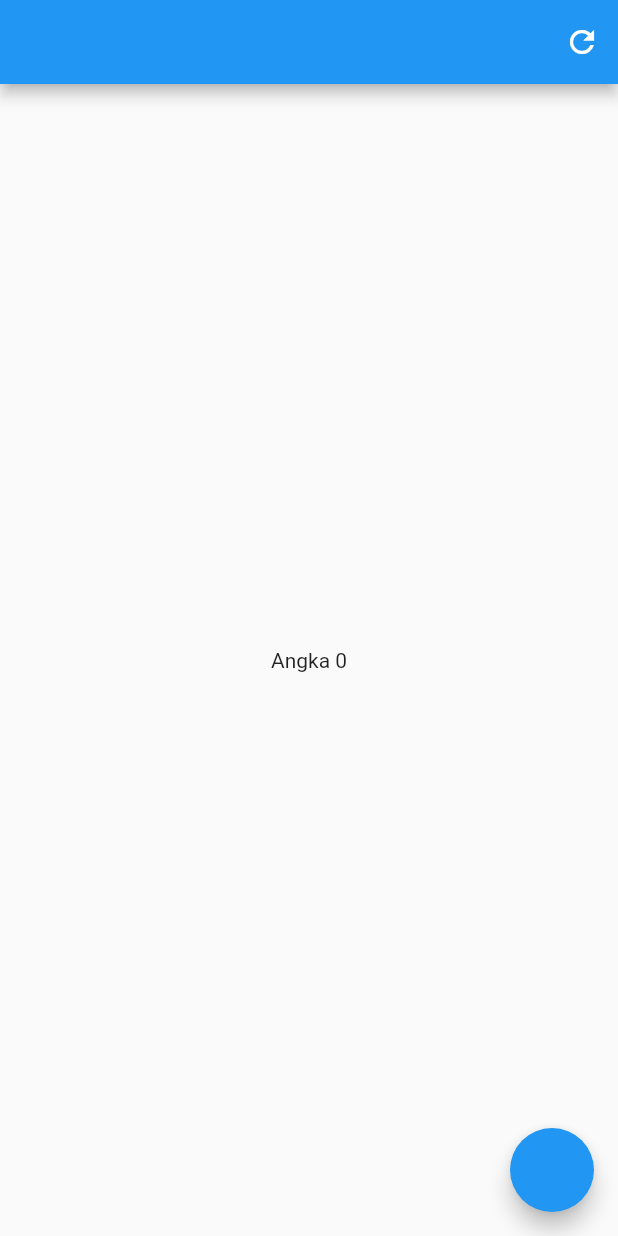
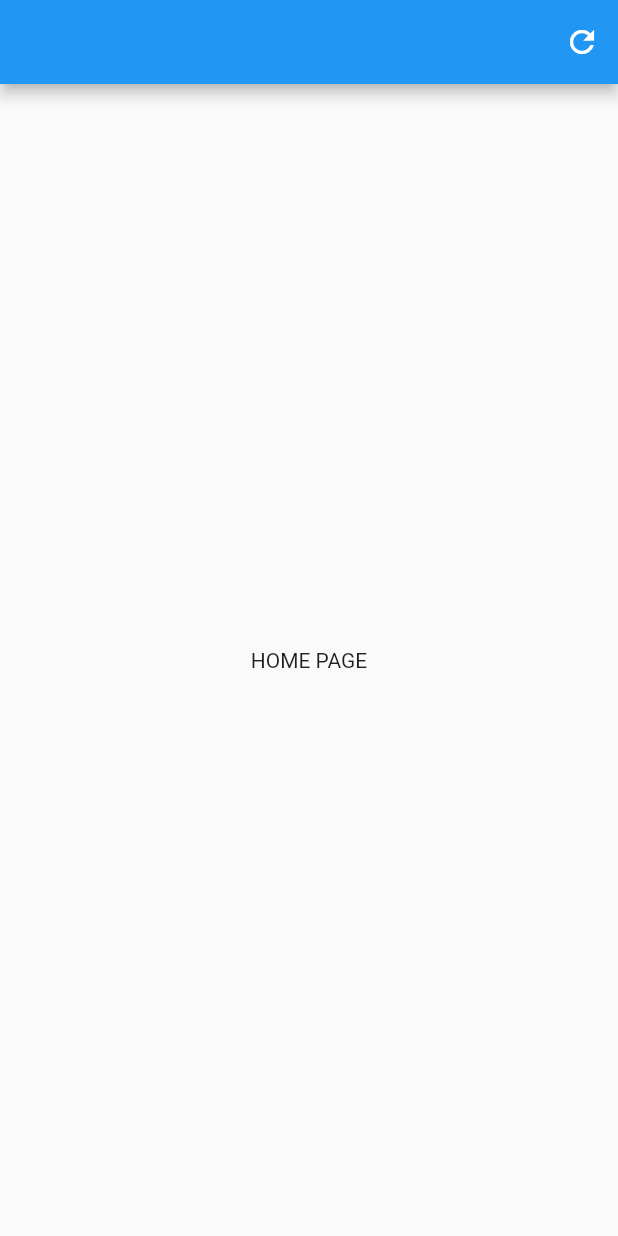
Before and after one commit to paozanwa22/a75, a Flutter app: the screen it shows after launch, on a phone screen of 412 x 824 dp. Run offline on Flutter 3.47's test engine with Material 2 defaults, Android fonts, the light colour scheme and no system bars; our stand-ins replace get.

```diff
--- a/lib/main.dart
+++ b/lib/main.dart
@@ -1,77 +1,49 @@
 import 'package:flutter/material.dart';
 import 'package:get/get.dart';
 
-void main() {
-  runApp(MyApp());
-}
+void main() => runApp(MyApp());
 
 class MyApp extends StatelessWidget {
   @override
   Widget build(BuildContext context) {
-    return MaterialApp(
+    return GetMaterialApp(
       home: HomePage(),
     );
   }
 }
 
-class HomePage extends StatefulWidget {
-  @override
-  State<HomePage> createState() => _HomePageState();
-}
-
-class _HomePageState extends State<HomePage> {
-  final countC = Get.put(CounterController());
+class HomePage extends StatelessWidget {
   @override
   Widget build(BuildContext context) {
     return Scaffold(
       appBar: AppBar(
         actions: [
           IconButton(
-            onPressed: () => Navigator.of(context).pushReplacement(
-                MaterialPageRoute(builder: (context) => OtherPage())),
+            onPressed: () => Get.to(() => TextPage()),
             icon: Icon(Icons.refresh),
           ),
         ],
       ),
       body: Center(
-        child: CountWidget(),
-      ),
-      floatingActionButton: FloatingActionButton(
-        onPressed: () {
-          countC.add();
-        },
+        child: Text('HOME PAGE'),
       ),
     );
   }
 }
 
-class CountWidget extends StatelessWidget {
+class TextPage extends StatelessWidget {
+  final textC = Get.put(TextController());
   @override
   Widget build(BuildContext context) {
-    return GetBuilder<CounterController>(
-      initState: (_) => print('initstate'),
-      didChangeDependencies: (statu) => print('didChangeDependencies'),
-      didUpdateWidget: (oldWidget, state) => print('didUpdateWidget'),
-      dispose: (state) => print('dispose'),
-      builder: (c) => Text('Angka ${c.count}'),
+    return Scaffold(
+      appBar: AppBar(),
+      body: TextField(
+        controller: textC.myC,
+      ),
     );
   }
 }
 
-class OtherPage extends StatelessWidget {
-  @override
-  Widget build(BuildContext context) {
-    return Scaffold(
-      appBar: AppBar(),
-    );
-  }
+class TextController extends GetxController {
+  final myC = TextEditingController();
 }
-
-class CounterController extends GetxController {
-  var count = 0;
-
-  void add() {
-    count++;
-    update();
-  }
-}
```
